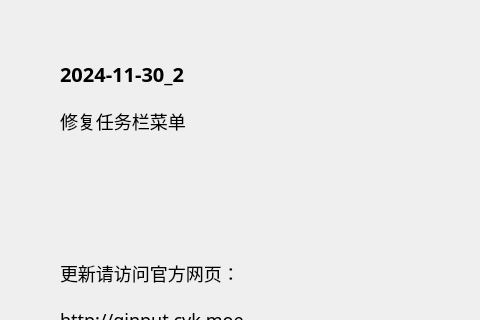
The window that source/ui/AboutUi.ui (ChiyukiGana/Quickinput) describes before a commit, drawn with Qt 5; both pictures show x 0 to 480 and y 0 to 320 of the 640 by 440 pixel window.
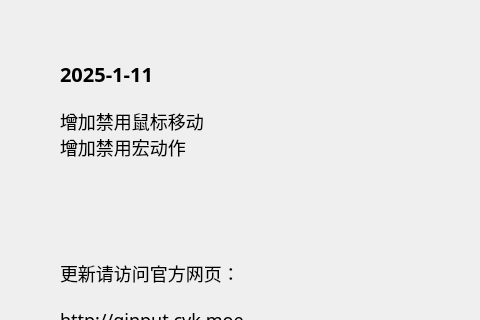
The same window after the commit.

```diff
--- a/source/ui/AboutUi.ui
+++ b/source/ui/AboutUi.ui
@@ -88,7 +88,7 @@
          <string notr="true">font-size:20px</string>
         </property>
         <property name="text">
-         <string>2024-11-30_2</string>
+         <string>2025-1-11</string>
         </property>
         <property name="textFormat">
          <enum>Qt::PlainText</enum>
@@ -104,7 +104,8 @@
          </sizepolicy>
         </property>
         <property name="text">
-         <string>修复任务栏菜单</string>
+         <string>增加禁用鼠标移动
+增加禁用宏动作</string>
         </property>
         <property name="textFormat">
          <enum>Qt::PlainText</enum>
```
